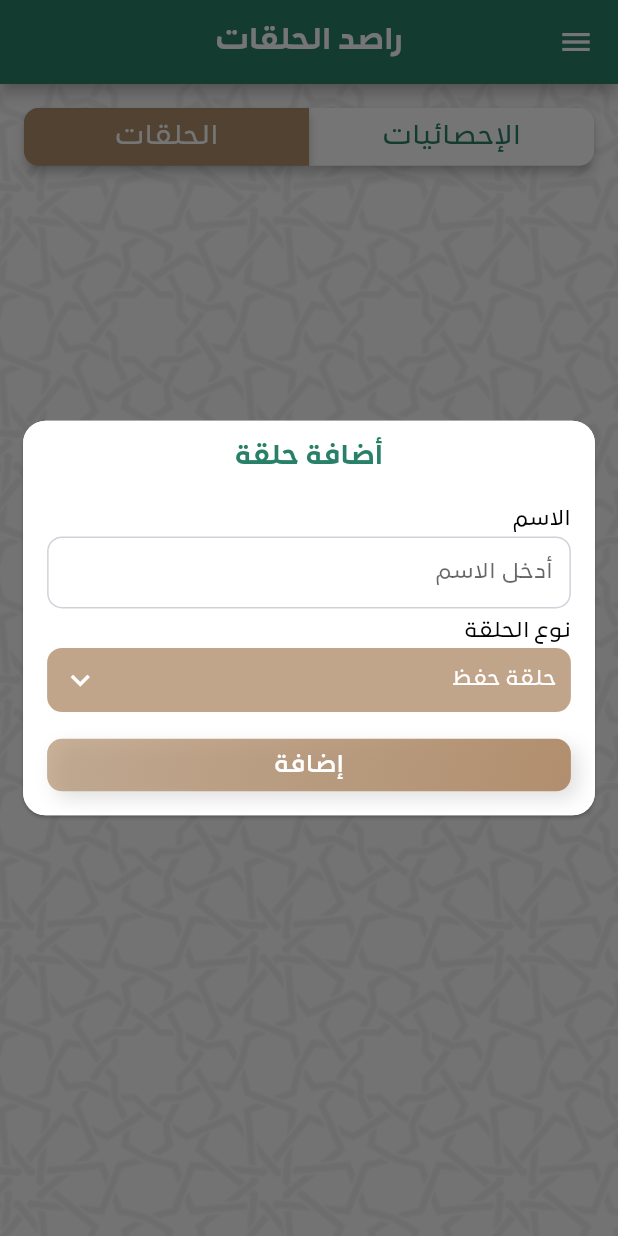
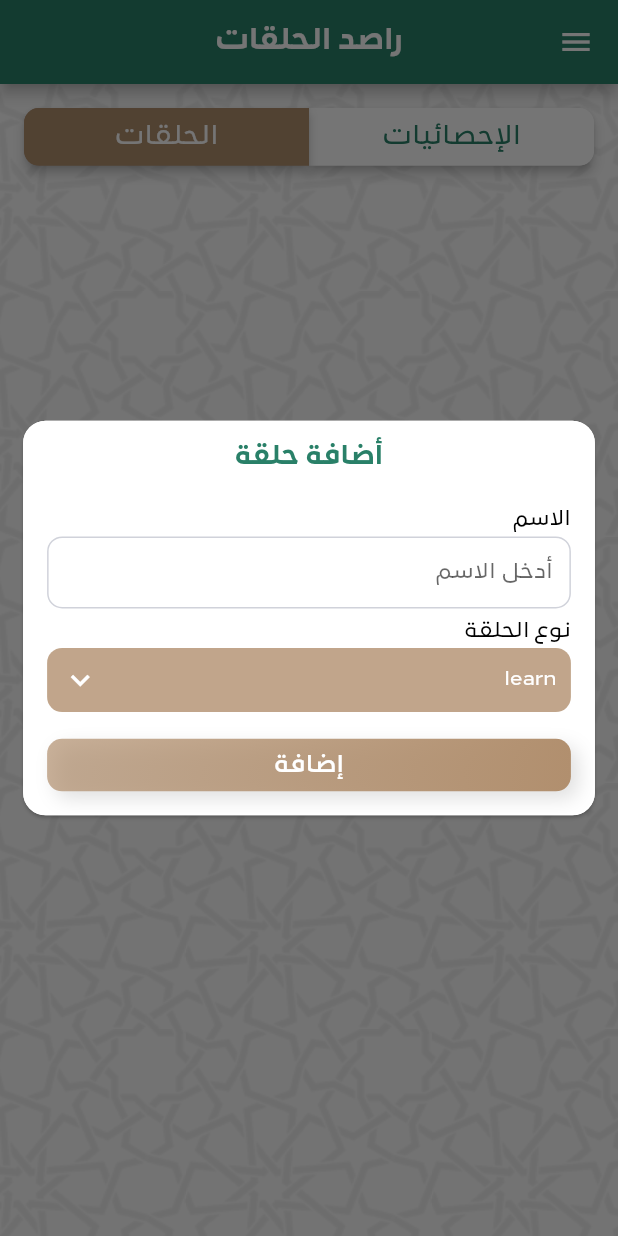
Before and after one commit to nomowsoft/monitor-episodes-app, a Flutter app: the Home screen opened directly, after a tap on "الحلقات", after a tap on "أضافة حلقة", on a phone screen of 412 x 824 dp. Run offline on Flutter 3.47's test engine with Material 2 defaults, Android fonts, the light colour scheme and no system bars; our stand-ins replace flutter_svg, get, shared_preferences, sqflite; accounts and stored records are empty; project files that could hold a hidden picture were left out.

Commit message:
Edit Episode

```diff
--- a/lib/model/localization/ar.dart
+++ b/lib/model/localization/ar.dart
@@ -273,4 +273,15 @@ Map<String, String> translateArabic = {
   "username": "اسم المستخدم",
   "enter_username": "أدخل اسم المستخدم ",
   "login": "تسجيل دخول",
+  "learn": "حلقة حفظ",
+  "learn_review": "حلقة حفظ ومراجعة ",
+  "correction": "حلقة تصحيح تلاوة",
+  "master": "حلقة اتقان",
+  "community": "حلقة جاليات",
+  "excellence": "حلقة التميز",
+  "review": "حلقة مراجعة",
+  "": "",
+  "": "",
+  "": "",
+  "": "",
 };
--- a/lib/ui/views/home/widgets/monitor_episode/widgets/add_episode.dart
+++ b/lib/ui/views/home/widgets/monitor_episode/widgets/add_episode.dart
@@ -9,7 +9,7 @@ import '../../../../../../model/core/shared/globals/size_config.dart';
 
 class AddEpisode extends StatefulWidget {
   final Episode? episode;
-  const AddEpisode({super.key,this.episode});
+  const AddEpisode({super.key, this.episode});
 
   @override
   State<AddEpisode> createState() => _AddEpisodeState();
@@ -18,17 +18,25 @@ class AddEpisode extends StatefulWidget {
 class _AddEpisodeState extends State<AddEpisode> {
   TextEditingController name = TextEditingController();
   final formKey = GlobalKey<FormState>();
-  bool get isEdit => widget.episode != null ;
-  List<String> typeEpisodes = ['حلقة حفظ','حلقة حفظ ومراجعه','حلقة تصحيح تلاوة','حلقة إتقان','حلقة جاليات','حلقة التميز','حلقة مراجعة'];
+  bool get isEdit => widget.episode != null;
+  List<String> typeEpisodes = [
+    'learn',
+    'learn_review',
+    'correction',
+    'master',
+    'community',
+    'excellence',
+    'review'
+  ];
   String episodeType = '';
   @override
   void initState() {
     // ignore: todo
     // TODO: implement initState
-    if(isEdit){
+    if (isEdit) {
       name.text = widget.episode!.name;
       episodeType = widget.episode!.epsdType;
-    }else{
+    } else {
       episodeType = typeEpisodes[0];
     }
     super.initState();
@@ -44,15 +52,14 @@ class _AddEpisodeState extends State<AddEpisode> {
           children: [
             Card(
               shape: const RoundedRectangleBorder(
-                                borderRadius:  BorderRadius.all(Radius.circular(15)),
-                                side: BorderSide(
-                                    color:Colors.white)),
+                  borderRadius: BorderRadius.all(Radius.circular(15)),
+                  side: BorderSide(color: Colors.white)),
               margin: EdgeInsets.symmetric(horizontal: 16.w),
               child: Padding(
                 padding: const EdgeInsets.all(16),
                 child: Column(children: [
                   Text(
-                   isEdit? 'edit_episode'.tr : 'add_episode'.tr,
+                    isEdit ? 'edit_episode'.tr : 'add_episode'.tr,
                     style: TextStyle(
                         color: Get.theme.primaryColor,
                         fontSize: 18.sp,
@@ -138,7 +145,8 @@ class _AddEpisodeState extends State<AddEpisode> {
                                           color: Get.theme.secondaryHeaderColor
                                               .withOpacity(0.8),
                                           //  shape: BoxShape.circle,
-                                        borderRadius: BorderRadius.circular(10),
+                                          borderRadius:
+                                              BorderRadius.circular(10),
                                         ),
                                         child: Row(
                                           children: [
@@ -148,7 +156,8 @@ class _AddEpisodeState extends State<AddEpisode> {
                                                 style: TextStyle(
                                                     color: Colors.white,
                                                     fontSize: 14.sp,
-                                                  fontWeight: FontWeight.w500),
+                                                    fontWeight:
+                                                        FontWeight.w500),
                                                 maxLines: 1,
                                                 textScaleFactor:
                                                     SizeConfig.textScaleFactor,
@@ -177,7 +186,7 @@ class _AddEpisodeState extends State<AddEpisode> {
                                     children: [
                                       Center(
                                         child: Text(
-                                        e,
+                                          e.tr,
                                           style: const TextStyle(
                                               decoration: TextDecoration.none,
                                               color: Colors.black,
@@ -199,23 +208,22 @@ class _AddEpisodeState extends State<AddEpisode> {
                         ),
                       ]),
 
-
                   SizedBox(
                     height: 20.h,
                   ),
                   InkWell(
                     onTap: (() async {
                       if (formKey.currentState?.validate() ?? false) {
-                        Episode episode ;
-                        bool result ;
-                        if(isEdit){
+                        Episode episode;
+                        bool result;
+                        if (isEdit) {
                           episode = Episode(
                               displayName: name.text,
                               id: widget.episode!.id,
                               name: name.text,
                               epsdType: episodeType);
                           result = await homeController.editEdisode(episode);
-                        }else{
+                        } else {
                           int count =
                               await EdisodesService().getCountEdisodesLocal();
                           episode = Episode(
@@ -251,7 +259,7 @@ class _AddEpisodeState extends State<AddEpisode> {
                       ),
                       child: Center(
                         child: Text(
-                         isEdit? 'save_changed'.tr : 'add'.tr,
+                          isEdit ? 'save_changed'.tr : 'add'.tr,
                           style: TextStyle(
                             color: Colors.white,
                             fontSize: 16.sp,
```
Also changed, not shown: lib/main.dart (+5 -2 lines), lib/ui/views/home/home.dart (+18 -5 lines), lib/ui/views/home/widgets/monitor_episode/widgets/item_episode.dart (+30 -17 lines), lib/ui/views/login_screen/login_screen.dart (+5 -32 lines), lib/ui/views/sign_up/sign_up.dart (+6 -10 lines), 1 other file. Lines whose indentation alone changed are shown as unchanged.
